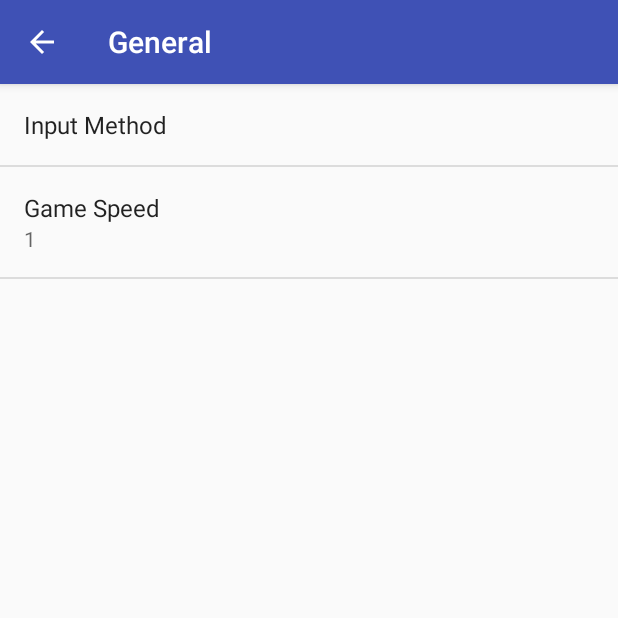
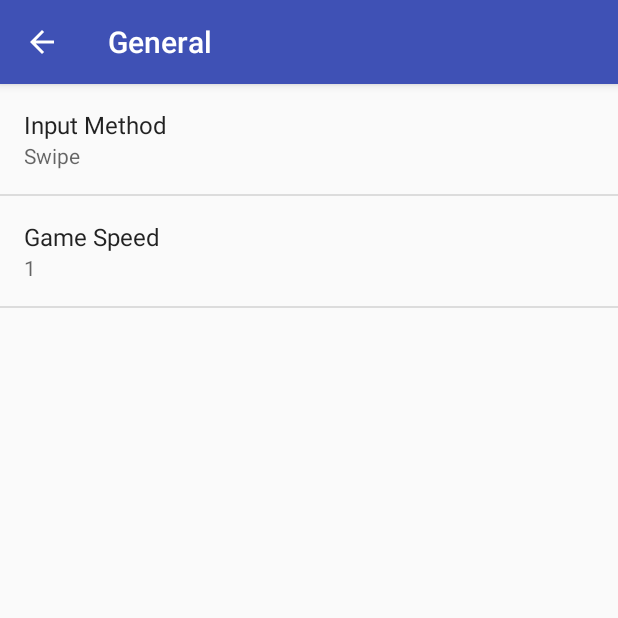
Before and after one commit to fallaciousreasoning/seng440-snakes, an Android app: the SettingsActivity screen opened directly, with no data from a screen before it, after a tap on "General", on a phone screen of 412 x 824 dp, the top half of it. Run offline under Robolectric (Android 15) with nearby library versions, the phone set to English and light mode, and no system bars.

Commit message:
Adds a default value to the general prefs setting menu

```diff
--- a/SnakesAssignment/app/src/main/java/nz/ac/canterbury/csse/a440/snakes/MainActivity.java
+++ b/SnakesAssignment/app/src/main/java/nz/ac/canterbury/csse/a440/snakes/MainActivity.java
@@ -221,6 +221,7 @@ public class MainActivity extends AppCompatActivity implements SensorEventListen
                 snakeController = swipeController;
                 break;
             case BUTTONS:
+                //Initialize the button controller
                 LinearLayout controlLayout = (LinearLayout)findViewById(R.id.buttonControlsContainer);
                 buttonController = new SnakeButtonController();
                 addControllerButton(controlLayout, Direction.NORTH);
--- a/SnakesAssignment/app/src/main/res/xml/pref_general.xml
+++ b/SnakesAssignment/app/src/main/res/xml/pref_general.xml
@@ -1,6 +1,7 @@
 <PreferenceScreen xmlns:android="http://schemas.android.com/apk/res/android">
     <ListPreference
         android:key="input_method"
+        android:defaultValue="SWIPE"
         android:entries="@array/pref_input_method_titles"
         android:entryValues="@array/pref_input_method_values"
         android:title="@string/pref_input_method"
```
